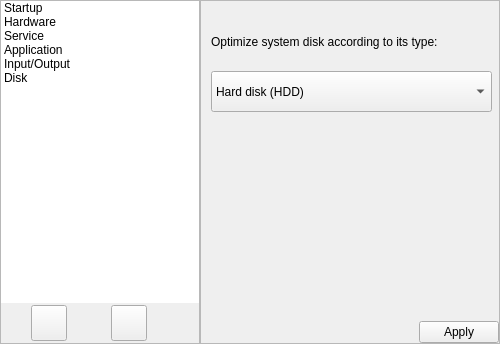
The window that Components/magickonfug.ui (zwpwjwtz/SuperPanda) describes before a commit, drawn with Qt 5.
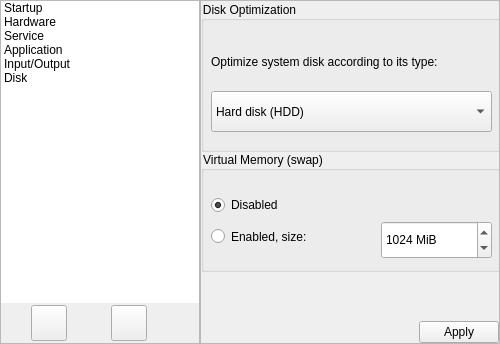
The same window after the commit. The open tabs and pages were chosen to show the change. Icons and pictures are not drawn.

Commit message: Functions for setting up swap file.

```diff
--- a/Components/magickonfug.ui
+++ b/Components/magickonfug.ui
@@ -802,11 +802,87 @@
           </widget>
          </widget>
          <widget class="QWidget" name="pageDisk">
+          <widget class="QGroupBox" name="groupBox_7">
+           <property name="geometry">
+            <rect>
+             <x>0</x>
+             <y>150</y>
+             <width>300</width>
+             <height>121</height>
+            </rect>
+           </property>
+           <property name="title">
+            <string>Virtual Memory (swap)</string>
+           </property>
+           <widget class="QRadioButton" name="radioDisableSwap">
+            <property name="geometry">
+             <rect>
+              <x>10</x>
+              <y>40</y>
+              <width>281</width>
+              <height>28</height>
+             </rect>
+            </property>
+            <property name="text">
+             <string>Disabled</string>
+            </property>
+            <property name="checked">
+             <bool>true</bool>
+            </property>
+           </widget>
+           <widget class="QRadioButton" name="radioEnableSwap">
+            <property name="geometry">
+             <rect>
+              <x>10</x>
+              <y>70</y>
+              <width>171</width>
+              <height>31</height>
+             </rect>
+            </property>
+            <property name="text">
+             <string>Enabled, size:</string>
+            </property>
+           </widget>
+           <widget class="QSpinBox" name="textSwapSize">
+            <property name="geometry">
+             <rect>
+              <x>180</x>
+              <y>70</y>
+              <width>111</width>
+              <height>38</height>
+             </rect>
+            </property>
+            <property name="suffix">
+             <string> MiB</string>
+            </property>
+            <property name="minimum">
+             <number>64</number>
+            </property>
+            <property name="maximum">
+             <number>32768</number>
+            </property>
+            <property name="value">
+             <number>1024</number>
+            </property>
+           </widget>
+          </widget>
+          <widget class="QGroupBox" name="groupBox_8">
+           <property name="geometry">
+            <rect>
+             <x>0</x>
+             <y>0</y>
+             <width>300</width>
+             <height>151</height>
+            </rect>
+           </property>
+           <property name="title">
+            <string>Disk Optimization</string>
+           </property>
           <widget class="QComboBox" name="comboDiskType">
            <property name="geometry">
             <rect>
              <x>10</x>
-             <y>70</y>
+              <y>90</y>
              <width>281</width>
              <height>41</height>
             </rect>
@@ -826,7 +902,7 @@
            <property name="geometry">
             <rect>
              <x>10</x>
-             <y>10</y>
+              <y>30</y>
              <width>281</width>
              <height>61</height>
             </rect>
@@ -837,6 +913,7 @@
            <property name="wordWrap">
             <bool>true</bool>
            </property>
+           </widget>
           </widget>
          </widget>
          <widget class="QWidget" name="pageWelcome">
```
Lines whose indentation alone changed are shown as unchanged. The commit also changes 15 other files.
